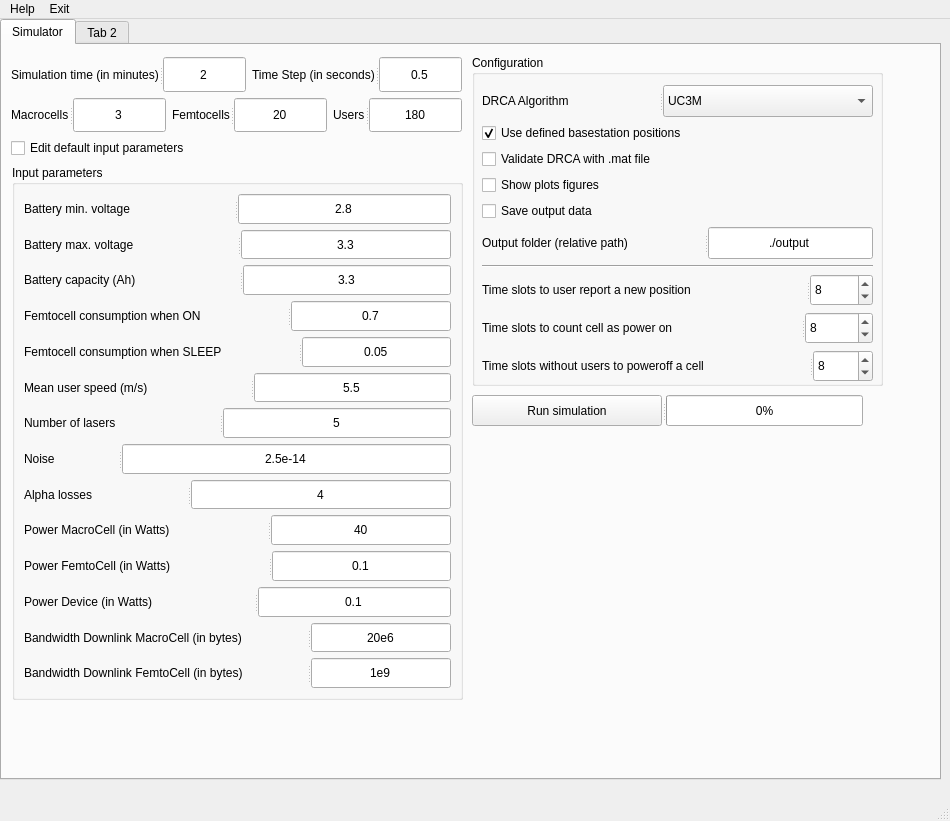
Qt form ui/simulator.ui (6G-XTREME/PoF_Simulator) before a commit.
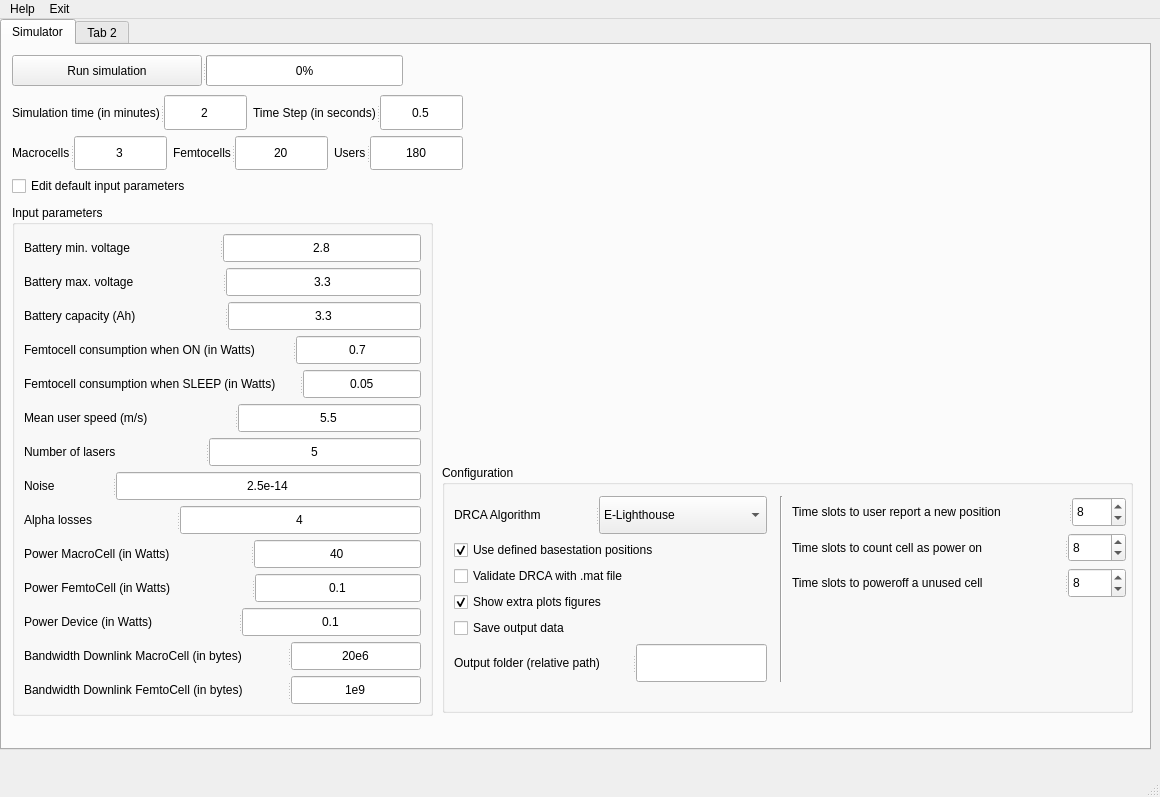
The same form after that commit.

Commit message: feat: reorder ui & always show graphs

What changed in the file:
```diff
--- a/ui/simulator.ui
+++ b/ui/simulator.ui
@@ -6,8 +6,8 @@
    <rect>
     <x>0</x>
     <y>0</y>
-    <width>950</width>
-    <height>821</height>
+    <width>1160</width>
+    <height>797</height>
    </rect>
   </property>
   <property name="windowTitle">
@@ -19,8 +19,8 @@
      <rect>
       <x>0</x>
       <y>0</y>
-      <width>941</width>
-      <height>761</height>
+      <width>1151</width>
+      <height>731</height>
      </rect>
     </property>
     <property name="sizePolicy">
@@ -40,9 +40,9 @@
       <property name="geometry">
        <rect>
         <x>10</x>
-        <y>120</y>
-        <width>451</width>
-        <height>535</height>
+        <y>160</y>
+        <width>421</width>
+        <height>511</height>
        </rect>
       </property>
       <property name="title">
@@ -152,7 +152,7 @@
          </property>
          <widget class="QLabel" name="small_cell_consumption_on_label">
           <property name="text">
-           <string>Femtocell consumption when ON</string>
+           <string>Femtocell consumption when ON (in Watts)</string>
           </property>
          </widget>
          <widget class="QLineEdit" name="small_cell_consumption_on_edit">
@@ -184,7 +184,7 @@
          </property>
          <widget class="QLabel" name="small_cell_consumption_sleep_label">
           <property name="text">
-           <string>Femtocell consumption when SLEEP</string>
+           <string>Femtocell consumption when SLEEP (in Watts)</string>
           </property>
          </widget>
          <widget class="QLineEdit" name="small_cell_consumption_sleep_edit">
@@ -502,22 +502,35 @@
      <widget class="QGroupBox" name="use_user_list_groupBox">
       <property name="geometry">
        <rect>
-        <x>470</x>
-        <y>10</y>
-        <width>411</width>
-        <height>331</height>
+        <x>440</x>
+        <y>420</y>
+        <width>691</width>
+        <height>248</height>
        </rect>
       </property>
       <property name="title">
        <string>Configuration</string>
       </property>
+      <widget class="Line" name="line">
+       <property name="geometry">
+        <rect>
+         <x>331</x>
+         <y>31</y>
+         <width>16</width>
+         <height>186</height>
+        </rect>
+       </property>
+       <property name="orientation">
+        <enum>Qt::Vertical</enum>
+       </property>
+      </widget>
       <widget class="QWidget" name="">
        <property name="geometry">
         <rect>
-         <x>10</x>
-         <y>30</y>
-         <width>391</width>
-         <height>297</height>
+         <x>12</x>
+         <y>31</y>
+         <width>313</width>
+         <height>186</height>
         </rect>
        </property>
        <layout class="QVBoxLayout" name="verticalLayout_3">
@@ -541,11 +554,6 @@
            <property name="currentText">
             <string>E-Lighthouse</string>
            </property>
-           <item>
-            <property name="text">
-             <string>UC3M</string>
-            </property>
-           </item>
            <item>
             <property name="text">
              <string>E-Lighthouse</string>
@@ -574,10 +582,10 @@
         <item>
          <widget class="QCheckBox" name="show_plots_checkBox">
           <property name="text">
-           <string>Show plots figures</string>
+           <string>Show extra plots figures</string>
           </property>
           <property name="checked">
-           <bool>false</bool>
+           <bool>true</bool>
           </property>
          </widget>
         </item>
@@ -612,7 +620,7 @@
             <enum>Qt::LeftToRight</enum>
            </property>
            <property name="text">
-            <string>./output</string>
+            <string/>
            </property>
            <property name="alignment">
             <set>Qt::AlignCenter</set>
@@ -620,13 +628,18 @@
           </widget>
          </widget>
         </item>
-        <item>
-         <widget class="Line" name="line">
-          <property name="orientation">
-           <enum>Qt::Horizontal</enum>
-          </property>
-         </widget>
-        </item>
+       </layout>
+      </widget>
+      <widget class="QWidget" name="">
+       <property name="geometry">
+        <rect>
+         <x>350</x>
+         <y>32</y>
+         <width>334</width>
+         <height>101</height>
+        </rect>
+       </property>
+       <layout class="QVBoxLayout" name="verticalLayout_2">
         <item>
          <widget class="QSplitter" name="splitter_18">
           <property name="orientation">
@@ -668,7 +681,7 @@
           </property>
           <widget class="QLabel" name="poweroff_unused_cell_label">
            <property name="text">
-            <string>Time slots without users to poweroff a cell</string>
+            <string>Time slots to poweroff a unused cell</string>
            </property>
           </widget>
           <widget class="QSpinBox" name="poweroff_unused_cell_spinBox">
@@ -684,23 +697,23 @@
      <widget class="QWidget" name="figure" native="true">
       <property name="geometry">
        <rect>
-        <x>460</x>
-        <y>380</y>
-        <width>471</width>
-        <height>341</height>
+        <x>490</x>
+        <y>10</y>
+        <width>621</width>
+        <height>411</height>
        </rect>
       </property>
      </widget>
-     <widget class="QWidget" name="">
+     <widget class="QWidget" name="layoutWidget">
       <property name="geometry">
        <rect>
-        <x>9</x>
-        <y>12</y>
+        <x>10</x>
+        <y>50</y>
         <width>451</width>
         <height>101</height>
        </rect>
       </property>
-      <layout class="QVBoxLayout" name="verticalLayout_2">
+      <layout class="QVBoxLayout" name="general_config_layout">
        <item>
         <layout class="QHBoxLayout" name="horizontalLayout">
          <item>
@@ -851,8 +864,8 @@
      <widget class="QSplitter" name="splitter_25">
       <property name="geometry">
        <rect>
-        <x>470</x>
-        <y>350</y>
+        <x>10</x>
+        <y>10</y>
         <width>391</width>
         <height>31</height>
        </rect>
@@ -884,7 +897,7 @@
     <rect>
      <x>0</x>
      <y>0</y>
-     <width>950</width>
+     <width>1160</width>
      <height>24</height>
     </rect>
    </property>
```
Left out of the diff: 9 changed lines with no effect on the pictures. The commit also changes 4 other files.
